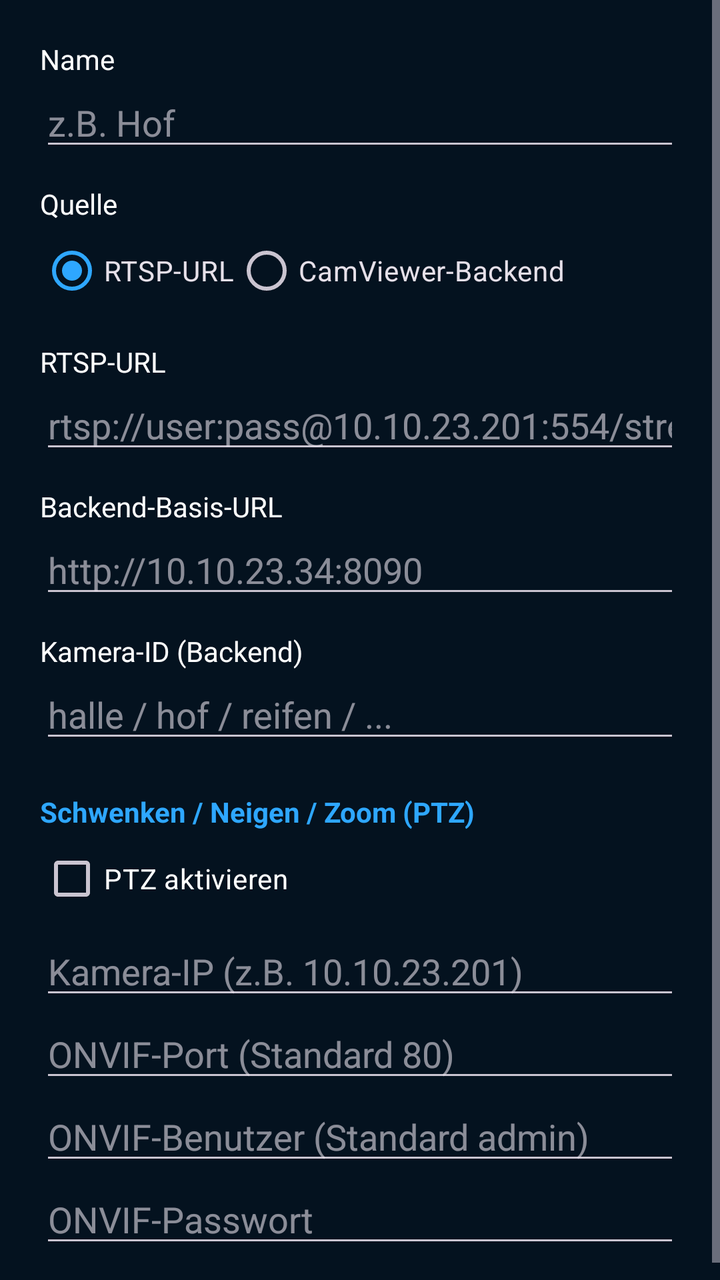
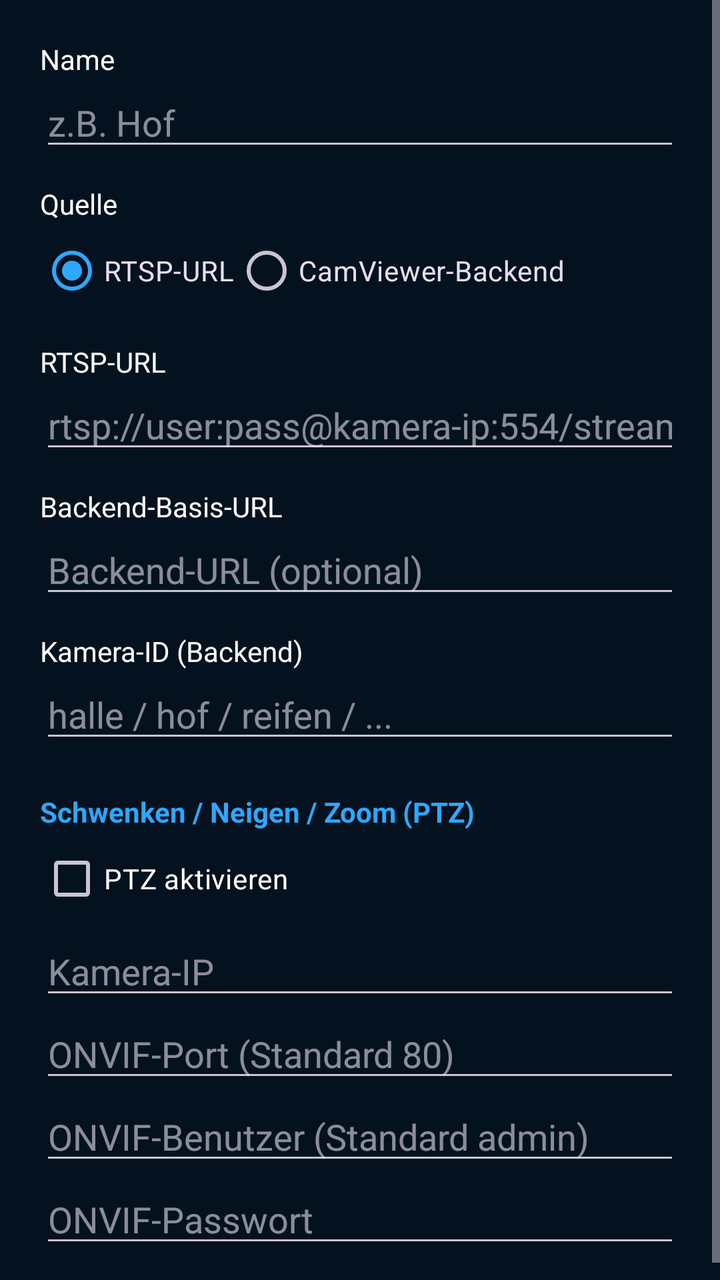

The first picture is an Android layout as it rendered before a commit; the second is the same layout after the commit. The layout source and the unified diff follow.
<!-- AndroidManifest.xml: application theme Theme.SmartysCamViewer -->
<!-- res/layout/dialog_camera.xml -->
<?xml version="1.0" encoding="utf-8"?>
<ScrollView xmlns:android="http://schemas.android.com/apk/res/android"
    android:layout_width="match_parent"
    android:layout_height="wrap_content">

    <LinearLayout
        android:layout_width="match_parent"
        android:layout_height="wrap_content"
        android:orientation="vertical"
        android:padding="20dp">

        <TextView
            android:layout_width="wrap_content"
            android:layout_height="wrap_content"
            android:text="Name"
            android:textColor="@color/white" />
        <EditText
            android:id="@+id/in_name"
            android:layout_width="match_parent"
            android:layout_height="wrap_content"
            android:hint="z.B. Hof"
            android:inputType="text" />

        <TextView
            android:layout_width="wrap_content"
            android:layout_height="wrap_content"
            android:layout_marginTop="12dp"
            android:text="Quelle"
            android:textColor="@color/white" />
        <RadioGroup
            android:id="@+id/source_group"
            android:layout_width="match_parent"
            android:layout_height="wrap_content"
            android:orientation="horizontal">
            <RadioButton
                android:id="@+id/rb_rtsp"
                android:layout_width="wrap_content"
                android:layout_height="wrap_content"
                android:text="RTSP-URL"
                android:checked="true" />
            <RadioButton
                android:id="@+id/rb_backend"
                android:layout_width="wrap_content"
                android:layout_height="wrap_content"
                android:text="CamViewer-Backend" />
        </RadioGroup>

        <TextView
            android:layout_width="wrap_content"
            android:layout_height="wrap_content"
            android:layout_marginTop="12dp"
            android:text="RTSP-URL"
            android:textColor="@color/white" />
        <EditText
            android:id="@+id/in_rtsp"
            android:layout_width="match_parent"
            android:layout_height="wrap_content"
            android:hint="rtsp://user:pass@10.10.23.201:554/stream1"
            android:inputType="textUri" />

        <TextView
            android:layout_width="wrap_content"
            android:layout_height="wrap_content"
            android:layout_marginTop="12dp"
            android:text="Backend-Basis-URL"
            android:textColor="@color/white" />
        <EditText
            android:id="@+id/in_backend"
            android:layout_width="match_parent"
            android:layout_height="wrap_content"
            android:hint="http://10.10.23.34:8090"
            android:inputType="textUri" />

        <TextView
            android:layout_width="wrap_content"
            android:layout_height="wrap_content"
            android:layout_marginTop="12dp"
            android:text="Kamera-ID (Backend)"
            android:textColor="@color/white" />
        <EditText
            android:id="@+id/in_camid"
            android:layout_width="match_parent"
            android:layout_height="wrap_content"
            android:hint="halle / hof / reifen / ..."
            android:inputType="text" />

        
        <TextView
            android:layout_width="wrap_content"
            android:layout_height="wrap_content"
            android:layout_marginTop="20dp"
            android:text="Schwenken / Neigen / Zoom (PTZ)"
            android:textColor="@color/accent"
            android:textStyle="bold" />

        <CheckBox
            android:id="@+id/cb_ptz"
            android:layout_width="wrap_content"
            android:layout_height="wrap_content"
            android:text="PTZ aktivieren"
            android:textColor="@color/white" />

        <EditText
            android:id="@+id/in_ptz_host"
            android:layout_width="match_parent"
            android:layout_height="wrap_content"
            android:hint="Kamera-IP (z.B. 10.10.23.201)"
            android:inputType="text" />

        <EditText
            android:id="@+id/in_ptz_port"
            android:layout_width="match_parent"
            android:layout_height="wrap_content"
            android:hint="ONVIF-Port (Standard 80)"
            android:inputType="number" />

        <EditText
            android:id="@+id/in_ptz_user"
            android:layout_width="match_parent"
            android:layout_height="wrap_content"
            android:hint="ONVIF-Benutzer (Standard admin)"
            android:inputType="text" />

        <EditText
            android:id="@+id/in_ptz_pass"
            android:layout_width="match_parent"
            android:layout_height="wrap_content"
            android:hint="ONVIF-Passwort"
            android:inputType="textPassword" />
    </LinearLayout>
</ScrollView>
<!-- resources referenced by this layout -->
<resources>
  <color name="accent">#FF2EA7FF</color>
  <color name="white">#FFFFFFFF</color>
  <style name="Theme.SmartysCamViewer" parent="Theme.Material3.Dark.NoActionBar">
          <item name="colorPrimary">@color/accent</item>
          <item name="android:statusBarColor">@color/bg_dark</item>
          <item name="android:windowBackground">@color/bg_dark</item>
      </style>
  <color name="bg_dark">#FF04121F</color>
</resources>

<!-- the commit's change to res/layout/dialog_camera.xml (unified diff, before → after) -->
@@ -55,7 +55,7 @@
             android:id="@+id/in_rtsp"
             android:layout_width="match_parent"
             android:layout_height="wrap_content"
-            android:hint="rtsp://user:pass@10.10.23.201:554/stream1"
+            android:hint="rtsp://user:pass@kamera-ip:554/stream1"
             android:inputType="textUri" />
 
         <TextView
@@ -68,7 +68,7 @@
             android:id="@+id/in_backend"
             android:layout_width="match_parent"
             android:layout_height="wrap_content"
-            android:hint="http://10.10.23.34:8090"
+            android:hint="Backend-URL (optional)"
             android:inputType="textUri" />
 
         <TextView
@@ -104,7 +104,7 @@
             android:id="@+id/in_ptz_host"
             android:layout_width="match_parent"
             android:layout_height="wrap_content"
-            android:hint="Kamera-IP (z.B. 10.10.23.201)"
+            android:hint="Kamera-IP"
             android:inputType="text" />
 
         <EditText
